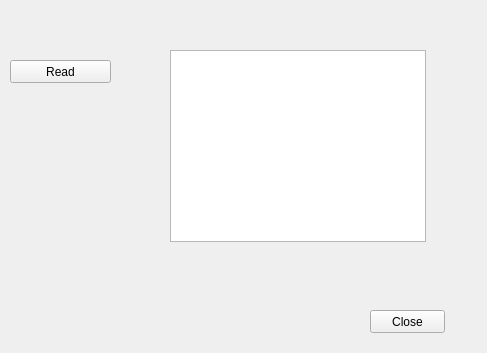
Old version of the form GUI/Gui-RoombaV1.0/displaylogs.ui in the repository K-4U/ese_project4y5.
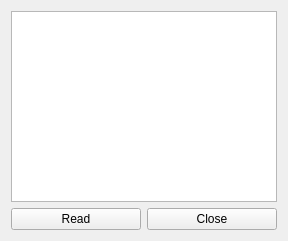
New version of the form.

Patch:
```diff
--- a/GUI/Gui-RoombaV1.0/displaylogs.ui
+++ b/GUI/Gui-RoombaV1.0/displaylogs.ui
@@ -6,49 +6,40 @@
    <rect>
     <x>0</x>
     <y>0</y>
-    <width>487</width>
-    <height>353</height>
+    <width>288</width>
+    <height>241</height>
    </rect>
   </property>
   <property name="windowTitle">
    <string>Form</string>
   </property>
+  <layout class="QVBoxLayout" name="verticalLayout_2">
+   <item>
+    <layout class="QVBoxLayout" name="verticalLayout">
+     <item>
+      <widget class="QListView" name="lvLogs"/>
+     </item>
+     <item>
+      <layout class="QHBoxLayout" name="horizontalLayout">
+       <item>
   <widget class="QPushButton" name="pbRead">
-   <property name="geometry">
-    <rect>
-     <x>10</x>
-     <y>60</y>
-     <width>101</width>
-     <height>23</height>
-    </rect>
-   </property>
    <property name="text">
     <string>Read</string>
    </property>
   </widget>
-  <widget class="QListView" name="lvLogs">
-   <property name="geometry">
-    <rect>
-     <x>170</x>
-     <y>50</y>
-     <width>256</width>
-     <height>192</height>
-    </rect>
-   </property>
-  </widget>
+       </item>
+       <item>
   <widget class="QPushButton" name="pbCloseDisplayLogs">
-   <property name="geometry">
-    <rect>
-     <x>370</x>
-     <y>310</y>
-     <width>75</width>
-     <height>23</height>
-    </rect>
-   </property>
    <property name="text">
     <string>Close</string>
    </property>
   </widget>
+       </item>
+      </layout>
+     </item>
+    </layout>
+   </item>
+  </layout>
  </widget>
  <resources/>
  <connections/>
```
Lines whose indentation alone changed are shown as unchanged.
